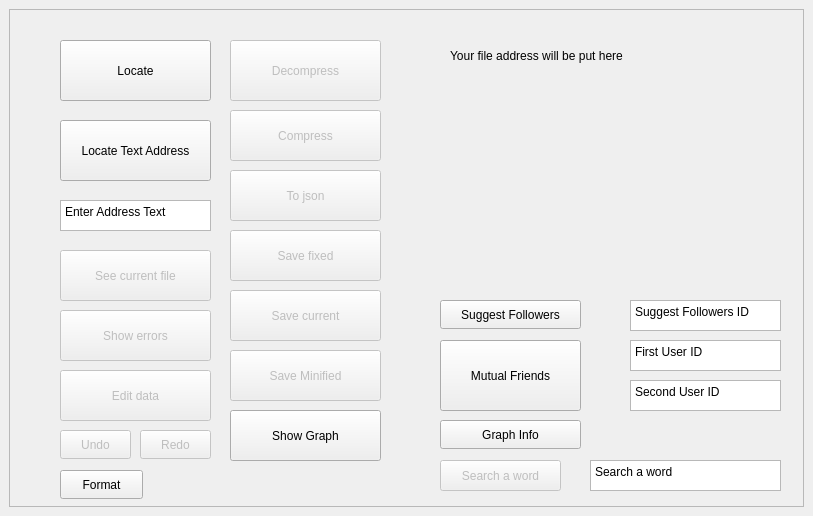
This is mainwindow.ui in eidHossam/XML-Files-Parser as Qt 5 draws it before an edit. The edited form follows.
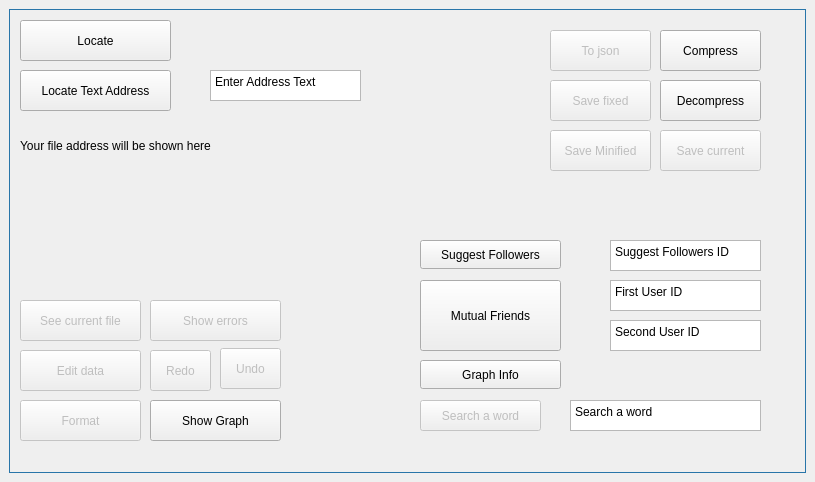
This is the edited form. Icons and pictures are not drawn.

```diff
--- a/mainwindow.ui
+++ b/mainwindow.ui
@@ -6,8 +6,8 @@
    <rect>
     <x>0</x>
     <y>0</y>
-    <width>813</width>
-    <height>516</height>
+    <width>815</width>
+    <height>482</height>
    </rect>
   </property>
   <property name="windowTitle">
@@ -17,6 +17,18 @@
    <layout class="QGridLayout" name="gridLayout">
     <item row="0" column="0">
      <widget class="QScrollArea" name="scrollArea">
+      <property name="cursor" stdset="0">
+       <cursorShape>ArrowCursor</cursorShape>
+      </property>
+      <property name="autoFillBackground">
+       <bool>false</bool>
+      </property>
+      <property name="styleSheet">
+       <string notr="true">QScrollArea {
+    background-color: #3498db; /* Set your desired color using RGB values or color names /
+    color: white; / Set the text color */
+}</string>
+      </property>
       <property name="widgetResizable">
        <bool>true</bool>
       </property>
@@ -25,19 +37,25 @@
         <rect>
          <x>0</x>
          <y>0</y>
-         <width>789</width>
-         <height>492</height>
+         <width>791</width>
+         <height>458</height>
         </rect>
        </property>
+       <property name="styleSheet">
+        <string notr="true"/>
+       </property>
        <widget class="QPushButton" name="locate_button">
         <property name="geometry">
          <rect>
-          <x>50</x>
-          <y>30</y>
+          <x>10</x>
+          <y>10</y>
           <width>151</width>
-          <height>61</height>
+          <height>41</height>
          </rect>
         </property>
+        <property name="styleSheet">
+         <string notr="true"/>
+        </property>
         <property name="text">
          <string>Locate</string>
         </property>
@@ -48,10 +66,10 @@
         </property>
         <property name="geometry">
          <rect>
-          <x>220</x>
-          <y>160</y>
-          <width>151</width>
-          <height>51</height>
+          <x>540</x>
+          <y>20</y>
+          <width>101</width>
+          <height>41</height>
          </rect>
         </property>
         <property name="text">
@@ -60,14 +78,14 @@
        </widget>
        <widget class="QPushButton" name="compress_button">
         <property name="enabled">
-         <bool>false</bool>
+         <bool>true</bool>
         </property>
         <property name="geometry">
          <rect>
-          <x>220</x>
-          <y>100</y>
-          <width>151</width>
-          <height>51</height>
+          <x>650</x>
+          <y>20</y>
+          <width>101</width>
+          <height>41</height>
          </rect>
         </property>
         <property name="text">
@@ -76,14 +94,14 @@
        </widget>
        <widget class="QPushButton" name="decompress_button">
         <property name="enabled">
-         <bool>false</bool>
+         <bool>true</bool>
         </property>
         <property name="geometry">
          <rect>
-          <x>220</x>
-          <y>30</y>
-          <width>151</width>
-          <height>61</height>
+          <x>650</x>
+          <y>70</y>
+          <width>101</width>
+          <height>41</height>
          </rect>
         </property>
         <property name="text">
@@ -96,10 +114,10 @@
         </property>
         <property name="geometry">
          <rect>
-          <x>220</x>
-          <y>220</y>
-          <width>151</width>
-          <height>51</height>
+          <x>540</x>
+          <y>70</y>
+          <width>101</width>
+          <height>41</height>
          </rect>
         </property>
         <property name="text">
@@ -109,14 +127,14 @@
        <widget class="QLabel" name="address_label">
         <property name="geometry">
          <rect>
-          <x>440</x>
-          <y>30</y>
+          <x>10</x>
+          <y>120</y>
           <width>321</width>
           <height>31</height>
          </rect>
         </property>
         <property name="text">
-         <string>Your file address will be put here</string>
+         <string>Your file address will be shown here</string>
         </property>
         <property name="wordWrap">
          <bool>true</bool>
@@ -125,8 +143,8 @@
        <widget class="QLabel" name="error_label">
         <property name="geometry">
          <rect>
-          <x>440</x>
-          <y>80</y>
+          <x>20</x>
+          <y>180</y>
           <width>291</width>
           <height>20</height>
          </rect>
@@ -141,10 +159,10 @@
         </property>
         <property name="geometry">
          <rect>
-          <x>50</x>
-          <y>300</y>
-          <width>151</width>
-          <height>51</height>
+          <x>140</x>
+          <y>290</y>
+          <width>131</width>
+          <height>41</height>
          </rect>
         </property>
         <property name="text">
@@ -154,8 +172,8 @@
        <widget class="QTextEdit" name="address_edit">
         <property name="geometry">
          <rect>
-          <x>50</x>
-          <y>190</y>
+          <x>200</x>
+          <y>60</y>
           <width>151</width>
           <height>31</height>
          </rect>
@@ -174,10 +192,10 @@
        <widget class="QPushButton" name="locate_address_button">
         <property name="geometry">
          <rect>
-          <x>50</x>
-          <y>110</y>
+          <x>10</x>
+          <y>60</y>
           <width>151</width>
-          <height>61</height>
+          <height>41</height>
          </rect>
         </property>
         <property name="text">
@@ -190,10 +208,10 @@
         </property>
         <property name="geometry">
          <rect>
-          <x>50</x>
-          <y>240</y>
-          <width>151</width>
-          <height>51</height>
+          <x>10</x>
+          <y>290</y>
+          <width>121</width>
+          <height>41</height>
          </rect>
         </property>
         <property name="text">
@@ -206,10 +224,10 @@
         </property>
         <property name="geometry">
          <rect>
-          <x>220</x>
-          <y>280</y>
-          <width>151</width>
-          <height>51</height>
+          <x>650</x>
+          <y>120</y>
+          <width>101</width>
+          <height>41</height>
          </rect>
         </property>
         <property name="text">
@@ -222,10 +240,10 @@
         </property>
         <property name="geometry">
          <rect>
-          <x>50</x>
-          <y>360</y>
-          <width>151</width>
-          <height>51</height>
+          <x>10</x>
+          <y>340</y>
+          <width>121</width>
+          <height>41</height>
          </rect>
         </property>
         <property name="text">
@@ -238,10 +256,10 @@
         </property>
         <property name="geometry">
          <rect>
-          <x>50</x>
-          <y>420</y>
-          <width>71</width>
-          <height>29</height>
+          <x>210</x>
+          <y>338</y>
+          <width>61</width>
+          <height>41</height>
          </rect>
         </property>
         <property name="text">
@@ -254,10 +272,10 @@
         </property>
         <property name="geometry">
          <rect>
-          <x>130</x>
-          <y>420</y>
-          <width>71</width>
-          <height>29</height>
+          <x>140</x>
+          <y>340</y>
+          <width>61</width>
+          <height>41</height>
          </rect>
         </property>
         <property name="text">
@@ -270,10 +288,10 @@
         </property>
         <property name="geometry">
          <rect>
-          <x>220</x>
-          <y>340</y>
-          <width>151</width>
-          <height>51</height>
+          <x>540</x>
+          <y>120</y>
+          <width>101</width>
+          <height>41</height>
          </rect>
         </property>
         <property name="text">
@@ -283,8 +301,8 @@
        <widget class="QTextEdit" name="search_word_text_edit">
         <property name="geometry">
          <rect>
-          <x>580</x>
-          <y>450</y>
+          <x>560</x>
+          <y>390</y>
           <width>191</width>
           <height>31</height>
          </rect>
@@ -306,12 +324,15 @@
         </property>
         <property name="geometry">
          <rect>
-          <x>430</x>
-          <y>450</y>
+          <x>410</x>
+          <y>390</y>
           <width>121</width>
           <height>31</height>
          </rect>
         </property>
+        <property name="styleSheet">
+         <string notr="true"/>
+        </property>
         <property name="text">
          <string>Search a word</string>
         </property>
@@ -319,8 +340,8 @@
        <widget class="QPushButton" name="graph_info_button">
         <property name="geometry">
          <rect>
-          <x>430</x>
-          <y>410</y>
+          <x>410</x>
+          <y>350</y>
           <width>141</width>
           <height>29</height>
          </rect>
@@ -332,8 +353,8 @@
        <widget class="QPushButton" name="mutual_friends_button">
         <property name="geometry">
          <rect>
-          <x>430</x>
-          <y>330</y>
+          <x>410</x>
+          <y>270</y>
           <width>141</width>
           <height>71</height>
          </rect>
@@ -345,8 +366,8 @@
        <widget class="QPushButton" name="suggest_followers_button">
         <property name="geometry">
          <rect>
-          <x>430</x>
-          <y>290</y>
+          <x>410</x>
+          <y>230</y>
           <width>141</width>
           <height>29</height>
          </rect>
@@ -358,8 +379,8 @@
        <widget class="QTextEdit" name="user2_text_edit">
         <property name="geometry">
          <rect>
-          <x>620</x>
-          <y>370</y>
+          <x>600</x>
+          <y>310</y>
           <width>151</width>
           <height>31</height>
          </rect>
@@ -378,8 +399,8 @@
        <widget class="QTextEdit" name="user1_text_edit">
         <property name="geometry">
          <rect>
-          <x>620</x>
-          <y>330</y>
+          <x>600</x>
+          <y>270</y>
           <width>151</width>
           <height>31</height>
          </rect>
@@ -398,8 +419,8 @@
        <widget class="QTextEdit" name="suggest_text_edit">
         <property name="geometry">
          <rect>
-          <x>620</x>
-          <y>290</y>
+          <x>600</x>
+          <y>230</y>
           <width>151</width>
           <height>31</height>
          </rect>
@@ -416,25 +437,43 @@
         </property>
        </widget>
        <widget class="QPushButton" name="show_graph_button">
+        <property name="enabled">
+         <bool>true</bool>
+        </property>
         <property name="geometry">
          <rect>
-          <x>220</x>
-          <y>400</y>
-          <width>151</width>
-          <height>51</height>
+          <x>140</x>
+          <y>390</y>
+          <width>131</width>
+          <height>41</height>
          </rect>
         </property>
+        <property name="styleSheet">
+         <string notr="true"/>
+        </property>
         <property name="text">
          <string>Show Graph</string>
         </property>
+        <property name="iconSize">
+         <size>
+          <width>80</width>
+          <height>80</height>
+         </size>
+        </property>
+        <property name="flat">
+         <bool>false</bool>
+        </property>
        </widget>
        <widget class="QPushButton" name="format_button">
+        <property name="enabled">
+         <bool>false</bool>
+        </property>
         <property name="geometry">
          <rect>
-          <x>50</x>
-          <y>460</y>
-          <width>83</width>
-          <height>29</height>
+          <x>10</x>
+          <y>390</y>
+          <width>121</width>
+          <height>41</height>
          </rect>
         </property>
         <property name="text">
```
Left out of the diff: 6 changed lines with no effect on the pictures.
